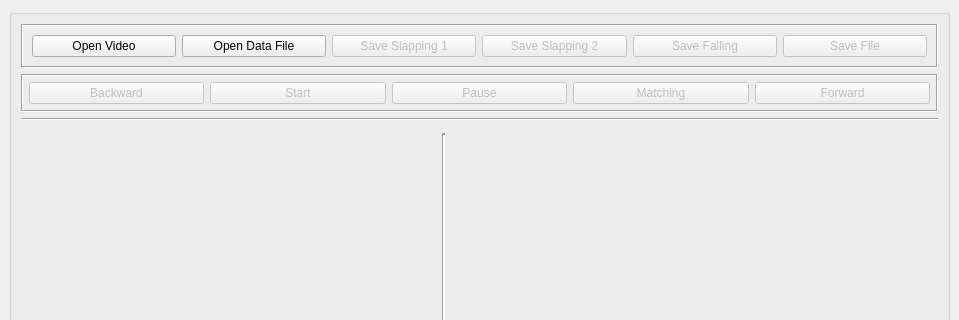
The window that MainForm.ui (Mossujirat/Video-Graph-Player) describes before a commit, drawn with Qt 5; both pictures show x 0 to 959 and y 0 to 320 of the 959 by 834 pixel window.
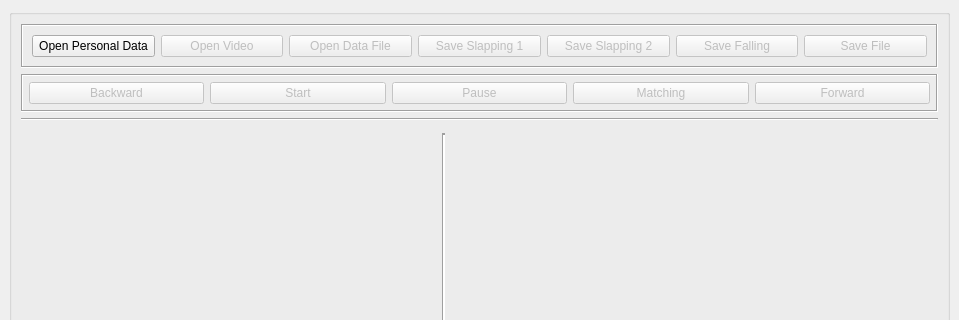
The same window after the commit.

Commit message: Increase personal data (BMI) after labeling data

The edit to the form file:
```diff
--- a/MainForm.ui
+++ b/MainForm.ui
@@ -48,10 +48,17 @@
           <enum>QFrame::Sunken</enum>
          </property>
          <layout class="QHBoxLayout" name="horizontalLayout_5">
+          <item>
+           <widget class="QPushButton" name="personalButton">
+            <property name="text">
+             <string>Open Personal Data</string>
+            </property>
+           </widget>
+          </item>
           <item>
            <widget class="QPushButton" name="openButton">
             <property name="enabled">
-             <bool>true</bool>
+             <bool>false</bool>
             </property>
             <property name="focusPolicy">
              <enum>Qt::NoFocus</enum>
@@ -63,6 +70,9 @@
           </item>
           <item>
            <widget class="QPushButton" name="fileButton">
+            <property name="enabled">
+             <bool>false</bool>
+            </property>
             <property name="focusPolicy">
              <enum>Qt::NoFocus</enum>
             </property>
```
The commit also changes 6 other files.
